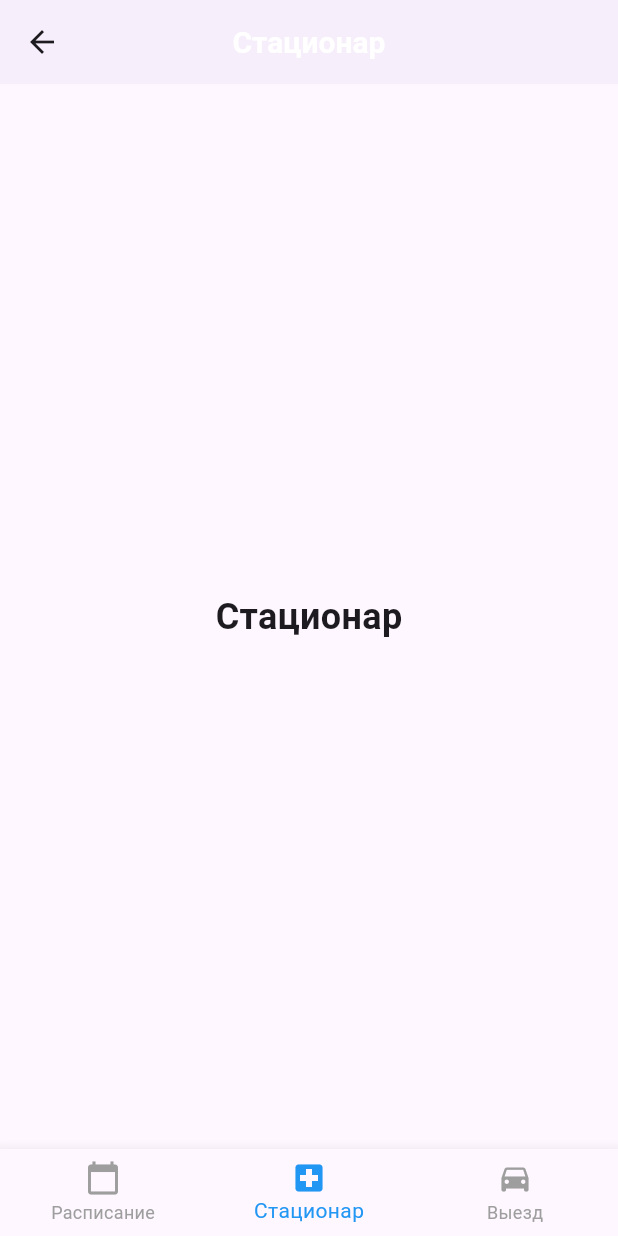
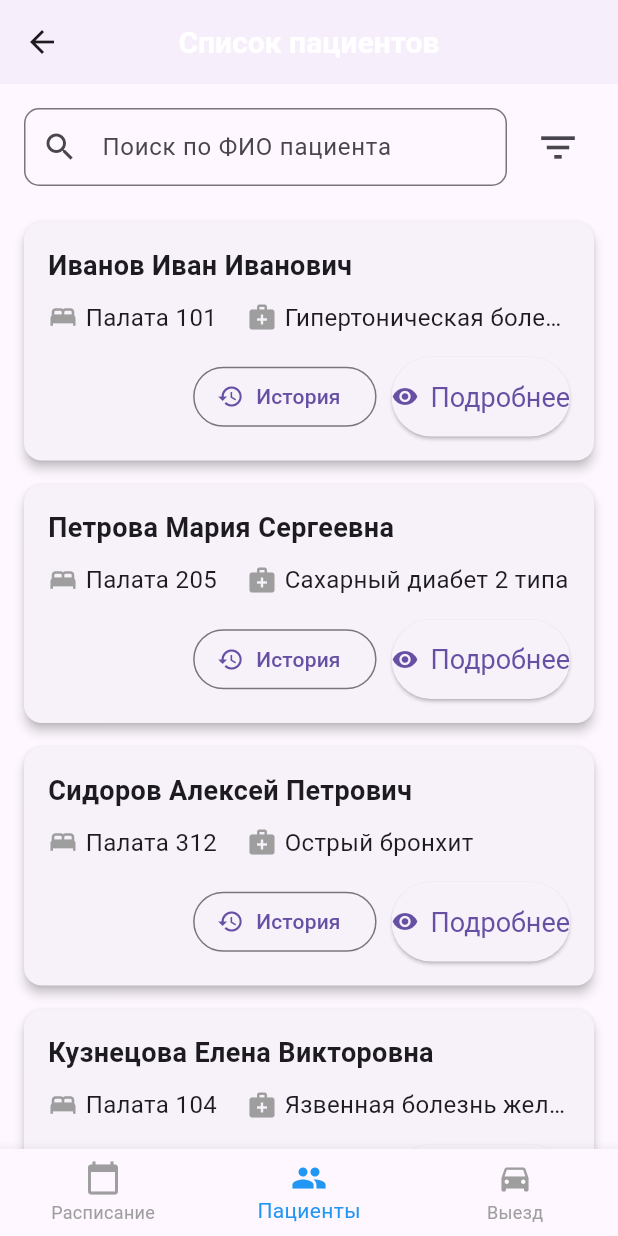
Before and after one commit to AlexanderMorozov1919/mobileapp-frontend, a Flutter app: the MainScreen screen opened by its route, item 2 of the bottom bar chosen, on a phone screen of 412 x 824 dp. Run offline on Flutter 3.47's test engine with Material 3 defaults, Android fonts, the phone set to English and light mode, and no system bars; our stand-ins replace bloc, equatable, flutter_bloc.

Commit message:
patient list v1

```diff
--- a/lib/presentation/pages/main_screen.dart
+++ b/lib/presentation/pages/main_screen.dart
@@ -1,6 +1,6 @@
 import 'package:flutter/material.dart';
 import 'schedule_screen.dart';
-import 'stationary_screen.dart';
+import 'patient_list_screen.dart'; // Переименованный файл
 import 'visit_screen.dart';
 
 class MainScreen extends StatefulWidget {
@@ -11,19 +11,17 @@ class MainScreen extends StatefulWidget {
 }
 
 class _MainScreenState extends State<MainScreen> {
-  int _currentIndex = 0; // Индекс текущей вкладки
+  int _currentIndex = 0;
 
-  // Список экранов приложения
   final List<Widget> _pages = [
-    const ScheduleScreen(), // Экран расписания
-    const StationaryScreen(), // Экран стационара (заглушка)
-    const VisitScreen(), // Экран выездов (заглушка)
+    ScheduleScreen(),
+    PatientListScreen(), // Переименованный виджет
+    VisitScreen(),
   ];
 
-  // Заголовки для AppBar
   final List<String> _pageTitles = [
     'Расписание',
-    'Стационар',
+    'Список пациентов', // Новый заголовок
     'Выезд',
   ];
 
@@ -34,9 +32,7 @@ class _MainScreenState extends State<MainScreen> {
         title: Text(_pageTitles[_currentIndex]),
         centerTitle: true,
       ),
-      // Отображение текущего экрана
       body: _pages[_currentIndex],
-      // Нижняя навигационная панель
       bottomNavigationBar: BottomNavigationBar(
         currentIndex: _currentIndex,
         onTap: (index) => setState(() => _currentIndex = index),
@@ -46,8 +42,8 @@ class _MainScreenState extends State<MainScreen> {
             label: 'Расписание',
           ),
           BottomNavigationBarItem(
-            icon: Icon(Icons.local_hospital),
-            label: 'Стационар',
+            icon: Icon(Icons.people), // Новая иконка
+            label: 'Пациенты', // Новое название
           ),
           BottomNavigationBarItem(
             icon: Icon(Icons.directions_car),
--- /dev/null
+++ b/lib/presentation/pages/patient_list_screen.dart
@@ -0,0 +1,227 @@
+import 'package:flutter/material.dart';
+
+class PatientListScreen extends StatefulWidget {
+  const PatientListScreen({super.key});
+
+  @override
+  State<PatientListScreen> createState() => _PatientListScreenState();
+}
+
+class _PatientListScreenState extends State<PatientListScreen> {
+  final TextEditingController _searchController = TextEditingController();
+  List<Map<String, dynamic>> _patients = [];
+  List<Map<String, dynamic>> _filteredPatients = [];
+
+  @override
+  void initState() {
+    super.initState();
+    // Загрузка фиктивных данных пациентов
+    _loadPatients();
+    _searchController.addListener(_filterPatients);
+  }
+
+  @override
+  void dispose() {
+    _searchController.dispose();
+    super.dispose();
+  }
+
+  void _loadPatients() {
+    // Фиктивные данные пациентов
+    _patients = [
+      {
+        'id': 1,
+        'fullName': 'Иванов Иван Иванович',
+        'room': 'Палата 101',
+        'diagnosis': 'Гипертоническая болезнь II ст.',
+        'photoUrl': null,
+      },
+      {
+        'id': 2,
+        'fullName': 'Петрова Мария Сергеевна',
+        'room': 'Палата 205',
+        'diagnosis': 'Сахарный диабет 2 типа',
+        'photoUrl': null,
+      },
+      {
+        'id': 3,
+        'fullName': 'Сидоров Алексей Петрович',
+        'room': 'Палата 312',
+        'diagnosis': 'Острый бронхит',
+        'photoUrl': null,
+      },
+      {
+        'id': 4,
+        'fullName': 'Кузнецова Елена Викторовна',
+        'room': 'Палата 104',
+        'diagnosis': 'Язвенная болезнь желудка',
+        'photoUrl': null,
+      },
+      {
+        'id': 5,
+        'fullName': 'Николаев Дмитрий Олегович',
+        'room': 'Палата 209',
+        'diagnosis': 'Остеохондроз позвоночника',
+        'photoUrl': null,
+      },
+      {
+        'id': 6,
+        'fullName': 'Фёдорова Анна Михайловна',
+        'room': 'Палата 303',
+        'diagnosis': 'Пневмония',
+        'photoUrl': null,
+      },
+    ];
+    _filteredPatients = _patients;
+  }
+
+  void _filterPatients() {
+    final query = _searchController.text.toLowerCase();
+    if (query.isEmpty) {
+      setState(() => _filteredPatients = _patients);
+    } else {
+      setState(() {
+        _filteredPatients = _patients.where((patient) {
+          return patient['fullName'].toLowerCase().contains(query);
+        }).toList();
+      });
+    }
+  }
+
+  @override
+  Widget build(BuildContext context) {
+    return Column(
+      children: [
+        // Панель поиска и фильтров
+        Padding(
+          padding: const EdgeInsets.all(16.0),
+          child: Row(
+            children: [
+              // Поле поиска
+              Expanded(
+                child: TextField(
+                  controller: _searchController,
+                  decoration: InputDecoration(
+                    hintText: 'Поиск по ФИО пациента',
+                    prefixIcon: const Icon(Icons.search),
+                    border: OutlineInputBorder(
+                      borderRadius: BorderRadius.circular(10.0),
+                    ),
+                  ),
+                ),
+              ),
+              const SizedBox(width: 10),
+              // Кнопка фильтра
+              IconButton(
+                icon: const Icon(Icons.filter_list, size: 30),
+                onPressed: () {
+                  // TODO: Реализовать функционал фильтрации
+                  ScaffoldMessenger.of(context).showSnackBar(
+                    const SnackBar(content: Text('Фильтрация будет реализована позже')),
+                  );
+                },
+              ),
+            ],
+          ),
+        ),
+
+        // Список пациентов
+        Expanded(
+          child: ListView.builder(
+            itemCount: _filteredPatients.length,
+            itemBuilder: (context, index) {
+              final patient = _filteredPatients[index];
+              return _buildPatientCard(patient);
+            },
+          ),
+        ),
+      ],
+    );
+  }
+
+  // Виджет карточки пациента
+  Widget _buildPatientCard(Map<String, dynamic> patient) {
+    return Card(
+      margin: const EdgeInsets.symmetric(horizontal: 16, vertical: 8),
+      elevation: 3,
+      child: Padding(
+        padding: const EdgeInsets.all(16.0),
+        child: Column(
+          crossAxisAlignment: CrossAxisAlignment.start,
+          children: [
+            // ФИО пациента
+            Text(
+              patient['fullName'],
+              style: const TextStyle(
+                fontSize: 18,
+                fontWeight: FontWeight.bold,
+              ),
+            ),
+            const SizedBox(height: 10),
+
+            // Информация о палате и диагнозе
+            Row(
+              children: [
+                // Номер палаты
+                Row(
+                  children: [
+                    const Icon(Icons.bed, size: 20, color: Colors.grey),
+                    const SizedBox(width: 5),
+                    Text(
+                      patient['room'],
+                      style: const TextStyle(fontSize: 16),
+                    ),
+                  ],
+                ),
+                const SizedBox(width: 20),
+
+                // Диагноз
+                Flexible(
+                  child: Row(
+                    children: [
+                      const Icon(Icons.medical_services, size: 20, color: Colors.grey),
+                      const SizedBox(width: 5),
+                      Flexible(
+                        child: Text(
+                          patient['diagnosis'],
+                          style: const TextStyle(fontSize: 16),
+                          overflow: TextOverflow.ellipsis,
+                        ),
+                      ),
+                    ],
+                  ),
+                ),
+              ],
+            ),
+
+            // Кнопки действий
+            const SizedBox(height: 15),
+            Row(
+              mainAxisAlignment: MainAxisAlignment.end,
+              children: [
+                // Кнопка истории болезни
+                OutlinedButton.icon(
+                  icon: const Icon(Icons.history, size: 18),
+                  label: const Text('История'),
+                  onPressed: () {
+                    // TODO: Переход к истории болезни
+                  },
+                ),
+                const SizedBox(width: 10),
+
+                // Кнопка подробнее
+                ElevatedButton.icon(
+                  icon: const Icon(Icons.visibility, size: 18),
+                  label: const Text('Подробнее'),
+                  onPressed: () {
+                    // TODO: Переход к детальной информации
+                  },
+                ),
+              ],
+            ),
+          ],
+        ),
+      ),
+    );
+  }
+}
--- a/lib/presentation/pages/stationary_screen.dart
+++ /dev/null
@@ -1,15 +0,0 @@
-import 'package:flutter/material.dart';
-
-class StationaryScreen extends StatelessWidget {
-  const StationaryScreen({super.key});
-
-  @override
-  Widget build(BuildContext context) {
-    return const Center(
-      child: Text(
-        'Стационар',
-        style: TextStyle(fontSize: 24, fontWeight: FontWeight.bold),
-      ),
-    );
-  }
-}
```
